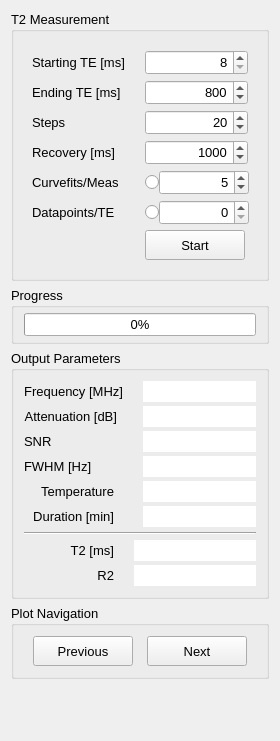
Qt form Applications/relax/ui/ccRelaxometerT2.ui (OpenMRI/ocra) before a commit.
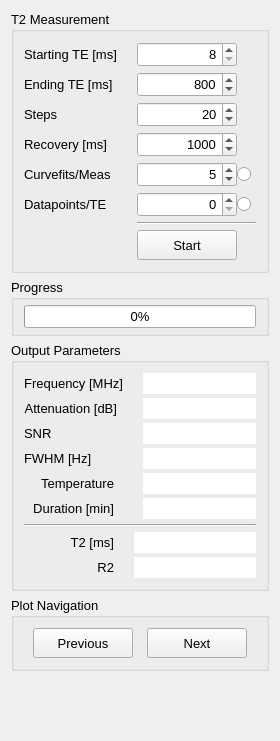
The same form after that commit.

```diff
--- a/Applications/relax/ui/ccRelaxometerT2.ui
+++ b/Applications/relax/ui/ccRelaxometerT2.ui
@@ -43,6 +43,21 @@
       <string>T2 Measurement</string>
      </property>
      <layout class="QHBoxLayout" name="horizontalLayout">
+      <property name="spacing">
+       <number>0</number>
+      </property>
+      <property name="leftMargin">
+       <number>10</number>
+      </property>
+      <property name="topMargin">
+       <number>10</number>
+      </property>
+      <property name="rightMargin">
+       <number>10</number>
+      </property>
+      <property name="bottomMargin">
+       <number>10</number>
+      </property>
       <item>
        <widget class="QWidget" name="controls" native="true">
         <layout class="QFormLayout" name="controls_layout">
@@ -52,6 +67,18 @@
          <property name="verticalSpacing">
           <number>5</number>
          </property>
+         <property name="leftMargin">
+          <number>0</number>
+         </property>
+         <property name="topMargin">
+          <number>0</number>
+         </property>
+         <property name="rightMargin">
+          <number>0</number>
+         </property>
+         <property name="bottomMargin">
+          <number>0</number>
+         </property>
          <item row="0" column="0">
           <widget class="QLabel" name="t2StartLabel">
            <property name="sizePolicy">
@@ -73,20 +100,20 @@
          <item row="0" column="1">
           <widget class="QSpinBox" name="t2Start_input">
            <property name="sizePolicy">
-            <sizepolicy hsizetype="Expanding" vsizetype="Fixed">
+            <sizepolicy hsizetype="Fixed" vsizetype="Fixed">
              <horstretch>0</horstretch>
              <verstretch>0</verstretch>
             </sizepolicy>
            </property>
            <property name="minimumSize">
             <size>
-             <width>90</width>
+             <width>100</width>
              <height>25</height>
             </size>
            </property>
            <property name="maximumSize">
             <size>
-             <width>300</width>
+             <width>100</width>
              <height>25</height>
             </size>
            </property>
@@ -122,20 +149,20 @@
          <item row="1" column="1">
           <widget class="QSpinBox" name="t2End_input">
            <property name="sizePolicy">
-            <sizepolicy hsizetype="Expanding" vsizetype="Fixed">
+            <sizepolicy hsizetype="Fixed" vsizetype="Fixed">
              <horstretch>0</horstretch>
              <verstretch>0</verstretch>
             </sizepolicy>
            </property>
            <property name="minimumSize">
             <size>
-             <width>90</width>
+             <width>100</width>
              <height>25</height>
             </size>
            </property>
            <property name="maximumSize">
             <size>
-             <width>300</width>
+             <width>100</width>
              <height>25</height>
             </size>
            </property>
@@ -171,20 +198,20 @@
          <item row="2" column="1">
           <widget class="QSpinBox" name="t2Step_input">
            <property name="sizePolicy">
-            <sizepolicy hsizetype="Expanding" vsizetype="Fixed">
+            <sizepolicy hsizetype="Fixed" vsizetype="Fixed">
              <horstretch>0</horstretch>
              <verstretch>0</verstretch>
             </sizepolicy>
            </property>
            <property name="minimumSize">
             <size>
-             <width>90</width>
+             <width>100</width>
              <height>25</height>
             </size>
            </property>
            <property name="maximumSize">
             <size>
-             <width>300</width>
+             <width>100</width>
              <height>25</height>
             </size>
            </property>
@@ -217,20 +244,20 @@
          <item row="3" column="1">
           <widget class="QSpinBox" name="t2Recovery_input">
            <property name="sizePolicy">
-            <sizepolicy hsizetype="Expanding" vsizetype="Fixed">
+            <sizepolicy hsizetype="Fixed" vsizetype="Fixed">
              <horstretch>0</horstretch>
              <verstretch>0</verstretch>
             </sizepolicy>
            </property>
            <property name="minimumSize">
             <size>
-             <width>90</width>
+             <width>100</width>
              <height>25</height>
             </size>
            </property>
            <property name="maximumSize">
             <size>
-             <width>300</width>
+             <width>100</width>
              <height>25</height>
             </size>
            </property>
@@ -265,33 +292,23 @@
          </item>
          <item row="4" column="1">
           <layout class="QHBoxLayout" name="horizontalLayout_2">
-           <item>
-            <widget class="QRadioButton" name="measAvg_enable">
-             <property name="text">
-              <string/>
-             </property>
-             <property name="autoExclusive">
-              <bool>false</bool>
-             </property>
-            </widget>
-           </item>
            <item>
             <widget class="QSpinBox" name="measAvg_input">
              <property name="sizePolicy">
-              <sizepolicy hsizetype="Expanding" vsizetype="Fixed">
+              <sizepolicy hsizetype="Fixed" vsizetype="Fixed">
                <horstretch>0</horstretch>
                <verstretch>0</verstretch>
               </sizepolicy>
              </property>
              <property name="minimumSize">
               <size>
-               <width>90</width>
+               <width>100</width>
                <height>25</height>
               </size>
              </property>
              <property name="maximumSize">
               <size>
-               <width>300</width>
+               <width>100</width>
                <height>25</height>
               </size>
              </property>
@@ -306,6 +323,16 @@
              </property>
             </widget>
            </item>
+           <item>
+            <widget class="QRadioButton" name="measAvg_enable">
+             <property name="text">
+              <string/>
+             </property>
+             <property name="autoExclusive">
+              <bool>false</bool>
+             </property>
+            </widget>
+           </item>
           </layout>
          </item>
          <item row="5" column="0">
@@ -322,33 +349,23 @@
          </item>
          <item row="5" column="1">
           <layout class="QHBoxLayout" name="horizontalLayout_5">
-           <item>
-            <widget class="QRadioButton" name="dataAvg_enable">
-             <property name="text">
-              <string/>
-             </property>
-             <property name="autoExclusive">
-              <bool>false</bool>
-             </property>
-            </widget>
-           </item>
            <item>
             <widget class="QSpinBox" name="dataAvg_input">
              <property name="sizePolicy">
-              <sizepolicy hsizetype="Expanding" vsizetype="Fixed">
+              <sizepolicy hsizetype="Fixed" vsizetype="Fixed">
                <horstretch>0</horstretch>
                <verstretch>0</verstretch>
               </sizepolicy>
              </property>
              <property name="minimumSize">
               <size>
-               <width>90</width>
+               <width>100</width>
                <height>25</height>
               </size>
              </property>
              <property name="maximumSize">
               <size>
-               <width>300</width>
+               <width>100</width>
                <height>25</height>
               </size>
              </property>
@@ -357,9 +374,19 @@
              </property>
             </widget>
            </item>
+           <item>
+            <widget class="QRadioButton" name="dataAvg_enable">
+             <property name="text">
+              <string/>
+             </property>
+             <property name="autoExclusive">
+              <bool>false</bool>
+             </property>
+            </widget>
+           </item>
           </layout>
          </item>
-         <item row="6" column="1">
+         <item row="7" column="1">
           <widget class="QPushButton" name="t2Start_btn">
            <property name="sizePolicy">
             <sizepolicy hsizetype="Fixed" vsizetype="Fixed">
@@ -389,6 +416,13 @@
            </property>
           </widget>
          </item>
+         <item row="6" column="1">
+          <widget class="Line" name="line_2">
+           <property name="orientation">
+            <enum>Qt::Horizontal</enum>
+           </property>
+          </widget>
+         </item>
         </layout>
        </widget>
       </item>
```
